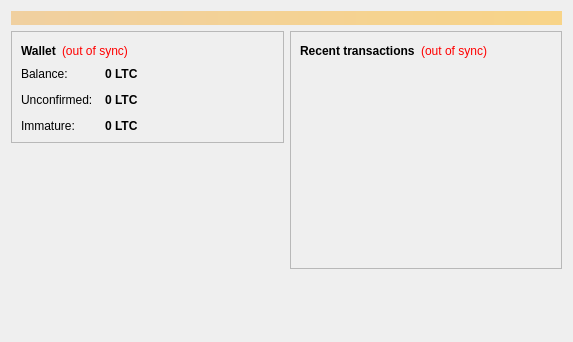
First picture: the form in src/qt/forms/overviewpage.ui, repository teestcoin/teestcoin1, before the edit.
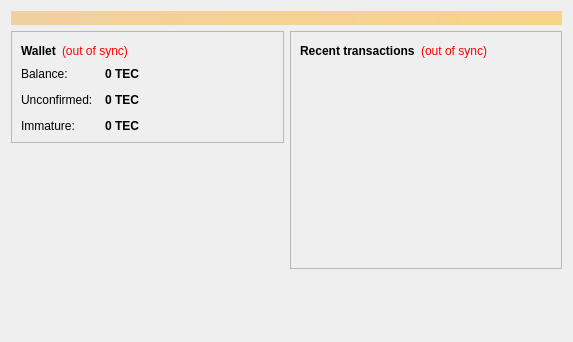
Second picture: the form after the edit.

```diff
--- a/src/qt/forms/overviewpage.ui
+++ b/src/qt/forms/overviewpage.ui
@@ -122,7 +122,7 @@
                <string>Your current balance</string>
               </property>
               <property name="text">
-               <string notr="true">0 LTC</string>
+               <string notr="true">0 TEC</string>
               </property>
               <property name="textInteractionFlags">
                <set>Qt::LinksAccessibleByMouse|Qt::TextSelectableByKeyboard|Qt::TextSelectableByMouse</set>
@@ -151,7 +151,7 @@
                <string>Total of transactions that have yet to be confirmed, and do not yet count toward the current balance</string>
               </property>
               <property name="text">
-               <string notr="true">0 LTC</string>
+               <string notr="true">0 TEC</string>
               </property>
               <property name="textInteractionFlags">
                <set>Qt::LinksAccessibleByMouse|Qt::TextSelectableByKeyboard|Qt::TextSelectableByMouse</set>
@@ -177,7 +177,7 @@
                <string>Mined balance that has not yet matured</string>
               </property>
               <property name="text">
-               <string notr="true">0 LTC</string>
+               <string notr="true">0 TEC</string>
               </property>
               <property name="textInteractionFlags">
                <set>Qt::LinksAccessibleByMouse|Qt::TextSelectableByKeyboard|Qt::TextSelectableByMouse</set>
```
Left out of the diff: 4 changed lines with no effect on the pictures.
